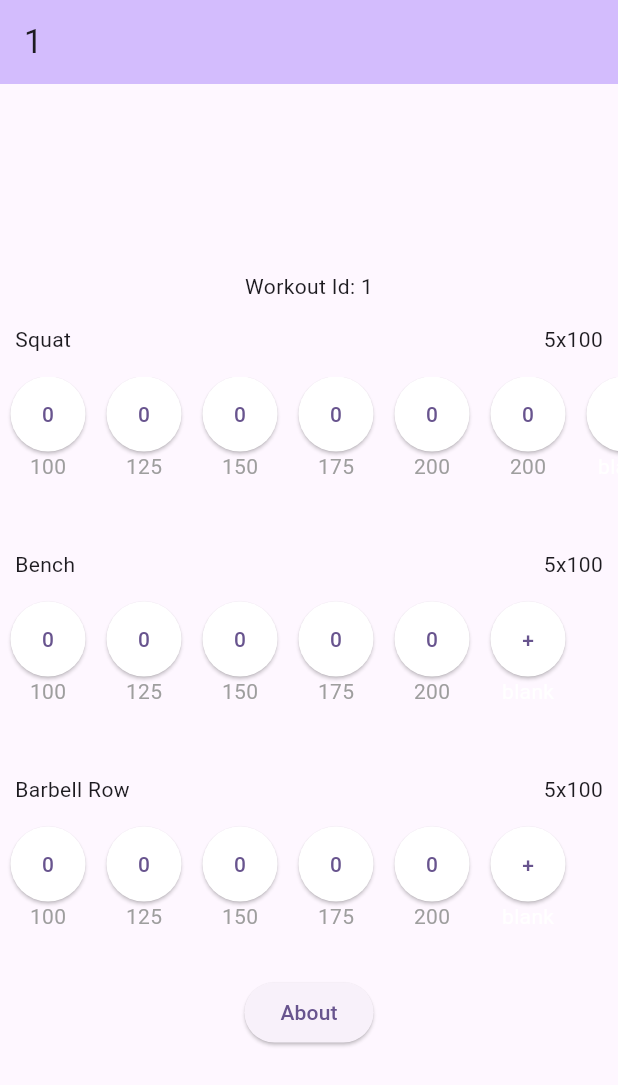
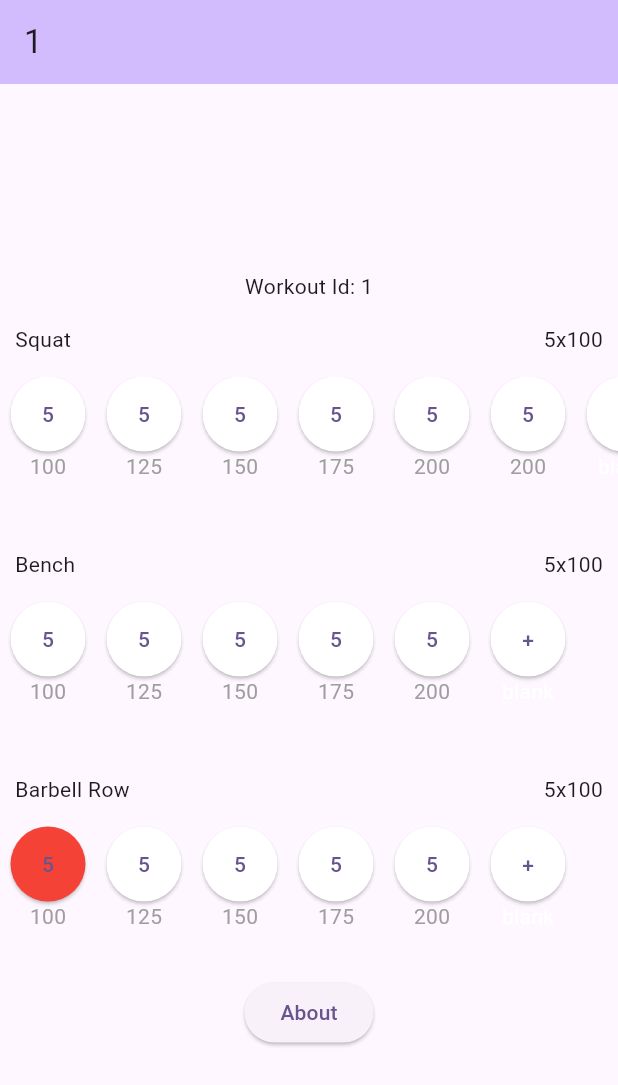
Before and after one commit to ThaterTech/hype_man, a Flutter app: the screen it shows after launch, after a tap on an icon or button, on a phone screen of 412 x 824 dp. Shown: the top 1085 px of the screen. Run offline on Flutter 3.47's test engine with Material 3 defaults, Android fonts, the light colour scheme and no system bars.

Commit message:
Added tracking to current workout
- Workout Page now tracks the current exercise in the workout and highlights the next set in red
- The workout has been renamed to exercise and another level added above added called workout to manage the whole lift.

```diff
--- a/lib/components/exercise_panel.dart
+++ b/lib/components/exercise_panel.dart
@@ -1,78 +1,93 @@
 import 'package:flutter/material.dart';
 import 'package:hype_man/components/add_set_button.dart';
 import 'package:hype_man/components/set_button.dart';
-import 'package:hype_man/models/workout.dart';
-import 'package:hype_man/models/workout_set.dart';
+import 'package:hype_man/models/exercise.dart';
+import 'package:hype_man/models/exercise_set.dart';
 
 class ExercisePanel extends StatefulWidget {
 
   const ExercisePanel({super.key,
-    required this.workout
+    required this.index,
+    required this.exercise,
+    required this.activePanel,
+    required this.activeCallback,
   });
 
-  final Workout workout;
+  final int index;
+  final Exercise exercise;
+  final bool activePanel;
+  final void Function(int) activeCallback;
 
   @override
   State<ExercisePanel> createState() => _ExercisePanelState();
 }
 
 class _ExercisePanelState extends State<ExercisePanel> {
-  String setName = '';
   int currentSetIndex = 0;
-  List<WorkoutSet> sets = [];
+  late Exercise exercise;
+  bool activePanel = false;
   List<Widget> setList = [];
+  late Function(int) activeCallback;
 
   @override
   void initState() {
     super.initState();
-    setName = widget.workout.name;
-    sets = widget.workout.sets;
+    exercise = widget.exercise;
+    activeCallback = widget.activeCallback;
   }
 
   void onPressed() {
+
   }
 
   // Clones the last set, and add to the end
-  void addSetCallback() {
-    WorkoutSet lastSet = sets.last;
-    WorkoutSet newSet = WorkoutSet(
+  void _addSetCallback() {
+    ExerciseSet lastSet = exercise.sets.last;
+    ExerciseSet newSet = ExerciseSet(
       id: lastSet.id + 1,
       targetReps: lastSet.targetReps,
-      actualReps: 0,
       weight: lastSet.weight
     );
 
     setState(() {
-      sets.add(newSet);
+      exercise.sets.add(newSet);
     });
   }
 
   List<Widget> _createHeader() {
-    WorkoutSet currentSet = sets.elementAt(currentSetIndex);
+    ExerciseSet currentSet = exercise.sets.elementAt(currentSetIndex);
     String nextSetSummary = '${currentSet.targetReps}x${currentSet.weight}';
 
     return <Widget>[
-      Text(setName),
+      Text(exercise.name),
       Text(nextSetSummary),
     ];
   }
 
-  void deleteSetCallback(int? id) {
+  void _activeSetCallback() {
+    widget.activeCallback(widget.index);
+  }
+
+  void _deleteSetCallback(int? id) {
     if (id == null) {
       return;
     }
     setState(() {
-      sets.removeWhere((element) => element.id == id);
+      exercise.sets.removeWhere((element) => element.id == id);
     });
   }
 
   List<Widget> _createChildren() {
     List<Widget> list = <Widget>[
-      for(var set in sets )
-        SetButton(set: set, enabled: true, deleteSetCallback: deleteSetCallback,)
+      for(var i = 0; i < widget.exercise.sets.length; i++)
+        SetButton(set: widget.exercise.sets[i],
+          active: widget.activePanel && widget.exercise.getNextSet() == i,
+          actionSetCallback: _activeSetCallback,
+          deleteSetCallback: _deleteSetCallback,
+        )
     ];
 
-    list.add(AddSetButton(callback: addSetCallback));
+    list.add(AddSetButton(callback: _addSetCallback));
     return list;
   }
 
@@ -81,7 +96,7 @@ class _ExercisePanelState extends State<ExercisePanel> {
     return Column(
       children: <Widget>[
         SizedBox(
-          height:50,
+          height: 50,
           child: Padding(
             padding: const EdgeInsets.all(10),
             child: Row(
--- a/lib/components/set_button.dart
+++ b/lib/components/set_button.dart
@@ -1,12 +1,17 @@
 import 'package:flutter/material.dart';
-import 'package:hype_man/models/workout_set.dart';
+import 'package:hype_man/models/exercise_set.dart';
 
 class SetButton extends StatefulWidget {
 
-  const SetButton({super.key, required this.set, required this.enabled, required this.deleteSetCallback});
+  const SetButton({super.key,
+    required this.set,
+    required this.active,
+    required this.actionSetCallback,
+    required this.deleteSetCallback});
 
-  final WorkoutSet set;
-  final bool enabled;
+  final ExerciseSet set;
+  final bool active;
+  final VoidCallback actionSetCallback;
   final void Function(int?) deleteSetCallback;
 
   @override
@@ -14,14 +19,15 @@ class SetButton extends StatefulWidget {
 }
 
 class _SetButtonState extends State<SetButton> {
-    WorkoutSet? set;
-    bool enabled = false;
+    ExerciseSet? set;
+    bool active = false;
+    bool started = false;
 
     @override
     void initState() {
       super.initState();
       set = widget.set;
-      enabled = widget.enabled;
+      started = widget.set.actualReps != null;
     }
 
     void onLongPress() {
@@ -29,38 +35,43 @@ class _SetButtonState extends State<SetButton> {
     }
 
     void onPressed() {
-      if (set?.actualReps == 0) {
+      widget.actionSetCallback();
+
+      if (widget.set.actualReps == null || widget.set.actualReps == 0) {
         setState(() {
-          set?.actualReps = set?.targetReps ?? 0;
+          widget.set.actualReps = widget.set.targetReps;
+          started = true;
         });
-      } else {
-        setState(() {
-          set?.actualReps--;
-        });
+        return;
       }
+      setState(() {
+        widget.set.actualReps = widget.set.actualReps! - 1;
+        started = true;
+      });
     }
 
   @override
   Widget build(BuildContext context) {
     return Column(children: [
       ElevatedButton(
-        onPressed: !enabled ? null : onPressed,
-        onLongPress: !enabled ? null : onLongPress,
+        onPressed: onPressed,
+        onLongPress: onLongPress,
         style: ButtonStyle(
           shape: MaterialStateProperty.all(const CircleBorder()),
           padding: MaterialStateProperty.all(const EdgeInsets.all(15)),
           backgroundColor: MaterialStateProperty.all(
-            enabled ? Colors.white : Colors.white10),
+            widget.active ? Colors.red :
+            started ? Colors.white10 :
+            Colors.white),
           overlayColor: MaterialStateProperty.resolveWith<Color?>((states) {
-            if (!enabled) return null;
             if (states.contains(MaterialState.pressed)) return Colors.redAccent;
             return null;
           }),
         ),
-        child: Text('${set?.actualReps}'),
+        child: Text('${widget.set.actualReps ?? widget.set.targetReps}'),
       ),
       Text(
-        '${set?.weight}',
+        '${widget.set.weight}',
         style: const TextStyle(
           color: Colors.grey
         ),)
--- /dev/null
+++ b/lib/models/exercise.dart
@@ -0,0 +1,27 @@
+import 'package:hype_man/models/exercise_set.dart';
+
+class Exercise {
+  int id;
+  String name;
+  List<ExerciseSet> sets;
+
+  bool isComplete() {
+    for (var i = 0; i < sets.length; i++) {
+      if (sets[i].actualReps == null) {
+        return false;
+      }
+    }
+    return true;
+  }
+
+  int getNextSet() {
+    for (var i = 0; i < sets.length; i++) {
+      if (sets[i].actualReps == null){
+        return i;
+      }
+    }
+    return 0;
+  }
+
+  Exercise({required this.id, required this.name, required this.sets});
+}
--- /dev/null
+++ b/lib/models/exercise_set.dart
@@ -0,0 +1,8 @@
+class ExerciseSet {
+  int id;
+  int targetReps;
+  int? actualReps;
+  int weight;
+
+  ExerciseSet({required this.id, required this.targetReps, this.actualReps, required this.weight});
+}
--- a/lib/models/workout.dart
+++ b/lib/models/workout.dart
@@ -1,9 +1,54 @@
-import 'package:hype_man/models/workout_set.dart';
+import 'package:hype_man/models/exercise.dart';
+import 'package:hype_man/models/exercise_set.dart';
 
 class Workout {
   int id;
-  String name;
-  List<WorkoutSet> sets;
+  List<Exercise> exercises;
+  int? lastExercise;
 
-  Workout({required this.id, required this.name, required this.sets});
+  int getCurrentExercise() {
+    int currentExercise = 0;
+
+    if (lastExercise != null) {
+      if (!exercises[lastExercise!].isComplete()) {
+        return lastExercise!;
+      }
+    }
+
+    for (var i = 0; i < exercises.length; i++) {
+      if (!exercises[i].isComplete()) {
+        currentExercise = i;
+      }
+    }
+
+    return currentExercise;
+  }
+
+  Workout({required this.id, required this.exercises, this.lastExercise});
 }
+
+Workout buildWorkoutExample() {
+  return Workout(id: 1, exercises: <Exercise>[
+    Exercise(id: 0, name: 'Squat', sets: [
+      ExerciseSet(id: 0, targetReps: 5, weight: 100),
+      ExerciseSet(id: 1, targetReps: 5, weight: 125),
+      ExerciseSet(id: 2, targetReps: 5, weight: 150),
+      ExerciseSet(id: 3, targetReps: 5, weight: 175),
+      ExerciseSet(id: 4, targetReps: 5, weight: 200),
+    ]),
+    Exercise(id: 1, name: 'Bench', sets: [
+      ExerciseSet(id: 0, targetReps: 5, weight: 100),
+      ExerciseSet(id: 1, targetReps: 5, weight: 125),
+      ExerciseSet(id: 2, targetReps: 5, weight: 150),
+      ExerciseSet(id: 3, targetReps: 5, weight: 175),
+      ExerciseSet(id: 4, targetReps: 5, weight: 200),
+    ]),
+    Exercise(id: 2, name: 'Barbell Row', sets: [
+      ExerciseSet(id: 0, targetReps: 5, weight: 100),
+      ExerciseSet(id: 1, targetReps: 5, weight: 125),
+      ExerciseSet(id: 2, targetReps: 5, weight: 150),
+      ExerciseSet(id: 3, targetReps: 5, weight: 175),
+      ExerciseSet(id: 4, targetReps: 5, weight: 200),
+    ]),
+  ]);
+}
--- a/lib/models/workout_set.dart
+++ /dev/null
@@ -1,8 +0,0 @@
-class WorkoutSet {
-  int id;
-  int targetReps;
-  int actualReps;
-  int weight;
-
-  WorkoutSet({required this.id, required this.targetReps, required this.actualReps, required this.weight});
-}
--- a/lib/pages/workout_page.dart
+++ b/lib/pages/workout_page.dart
@@ -2,7 +2,6 @@ import 'package:flutter/material.dart';
 import 'package:hype_man/components/about_dialog_button.dart';
 import 'package:hype_man/components/exercise_panel.dart';
 import 'package:hype_man/models/workout.dart';
-import 'package:hype_man/models/workout_set.dart';
 
 class WorkoutPage extends StatefulWidget {
 
@@ -15,6 +14,32 @@ class WorkoutPage extends StatefulWidget {
 }
 
 class _WorkoutPageState extends State<WorkoutPage> {
+
+  Workout workout = buildWorkoutExample();
+
+  void _activeCallback(int index) {
+    if (workout.exercises[index].isComplete() && index != workout.exercises.length - 1) {
+      index++;
+    }
+
+    setState(() {
+      workout.lastExercise = index;
+    });
+  }
+
+  List<Widget> _buildWorkouts(Workout workout) {
+    int currentWorkout = workout.getCurrentExercise();
+    List<Widget> list = [
+      for (var i = 0; i < workout.exercises.length; i++)
+        ExercisePanel(
+          index: i,
+          exercise: workout.exercises[i],
+          activePanel: i == currentWorkout,
+          activeCallback: _activeCallback)
+    ];
+
+    return list;
+  }
 
   @override
   Widget build(BuildContext context) {
@@ -32,27 +57,7 @@ class _WorkoutPageState extends State<WorkoutPage> {
             Text(
               'Workout Id: $id',
             ),
-            ExercisePanel(workout: Workout(id: 1, name: 'Squat', sets: [
-              WorkoutSet(id: 1, targetReps: 5, actualReps: 0, weight: 100),
-              WorkoutSet(id: 2, targetReps: 5, actualReps: 0, weight: 125),
-              WorkoutSet(id: 3, targetReps: 5, actualReps: 0, weight: 150),
-              WorkoutSet(id: 4, targetReps: 5, actualReps: 0, weight: 175),
-              WorkoutSet(id: 5, targetReps: 5, actualReps: 0, weight: 200),
-            ])),
-            ExercisePanel(workout: Workout(id: 1, name: 'Bench', sets: [
-              WorkoutSet(id: 1, targetReps: 5, actualReps: 0, weight: 100),
-              WorkoutSet(id: 2, targetReps: 5, actualReps: 0, weight: 125),
-              WorkoutSet(id: 3, targetReps: 5, actualReps: 0, weight: 150),
-              WorkoutSet(id: 4, targetReps: 5, actualReps: 0, weight: 175),
-              WorkoutSet(id: 5, targetReps: 5, actualReps: 0, weight: 200),
-            ])),
-            ExercisePanel(workout: Workout(id: 1, name: 'Barbell Row', sets: [
-              WorkoutSet(id: 1, targetReps: 5, actualReps: 0, weight: 100),
-              WorkoutSet(id: 2, targetReps: 5, actualReps: 0, weight: 125),
-              WorkoutSet(id: 3, targetReps: 5, actualReps: 0, weight: 150),
-              WorkoutSet(id: 4, targetReps: 5, actualReps: 0, weight: 175),
-              WorkoutSet(id: 5, targetReps: 5, actualReps: 0, weight: 200),
-            ])),
+            ..._buildWorkouts(workout),
             const AboutDialogButton(),
           ],
         ),
```
